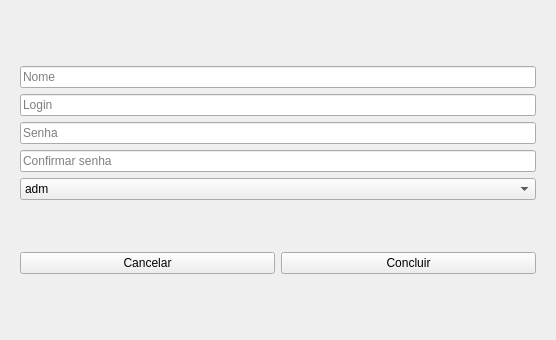
This is App/view/ui/registerEmployee.ui in Senac-SOR-ADS/Gerenciamento-Escolar as Qt 5 draws it before an edit. The edited form follows.
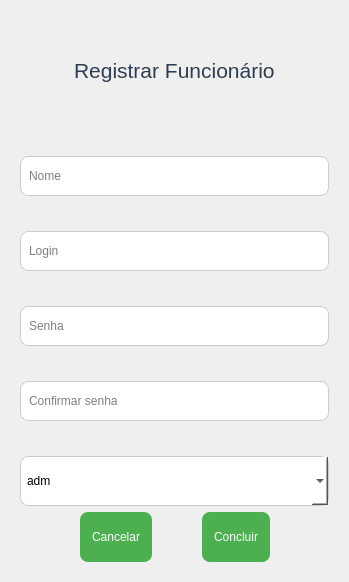
This is the edited form. Icons and pictures are not drawn.

Commit message: fix(tela de registerClass e registerEmployee)

```diff
--- a/App/view/ui/registerEmployee.ui
+++ b/App/view/ui/registerEmployee.ui
@@ -6,21 +6,89 @@
    <rect>
     <x>0</x>
     <y>0</y>
-    <width>556</width>
-    <height>340</height>
+    <width>349</width>
+    <height>582</height>
    </rect>
   </property>
   <property name="windowTitle">
-   <string>Form</string>
+   <string>Cadastrar Funcionário</string>
+  </property>
+  <property name="windowIcon">
+   <iconset>
+    <normaloff>imagens/68045.png</normaloff>imagens/68045.png</iconset>
+  </property>
+  <property name="styleSheet">
+   <string notr="true">QComboBox {
+    border: 1px solid #ccc;
+    border-radius: 8px;
+    padding: 6px;
+    background: white;
+}
+
+QLabel{
+ font-family: &quot;Segoe UI&quot;, &quot;Arial&quot;, sans-serif;
+    font-size: 16px;
+    font-weight: 500;   
+    color: #2c3e50;
+}
+
+QLineEdit, QDateTimeEdit {
+    border: 1px solid #ccc;
+    border-radius: 8px;
+    padding: 6px;
+    background: white;
+}
+
+QLineEdit:focus, QDateTimeEdit:focus {
+    border: 2px solid #4CAF50;
+}
+
+QPushButton {
+    background-color: #4CAF50;
+    color: white;
+    border-radius: 8px;
+    padding: 6px 12px;
+}
+
+QPushButton:hover {
+    background-color: #45a049;
+}
+
+QPushButton:pressed {
+    background-color: #3d8b40;
+}
+</string>
   </property>
   <layout class="QHBoxLayout" name="horizontalLayout_2">
    <item>
     <widget class="QWidget" name="widget" native="true">
-     <layout class="QVBoxLayout" name="verticalLayout_2">
-      <item>
+     <layout class="QGridLayout" name="gridLayout">
+      <item row="0" column="0">
        <layout class="QVBoxLayout" name="verticalLayout">
+        <property name="spacing">
+         <number>35</number>
+        </property>
+        <item alignment="Qt::AlignHCenter">
+         <widget class="QLabel" name="label">
+          <property name="text">
+           <string>&lt;html&gt;&lt;head/&gt;&lt;body&gt;&lt;p&gt;&lt;span style=&quot; font-size:16pt; font-weight:400;&quot;&gt;Registrar Funcionário&lt;/span&gt;&lt;/p&gt;&lt;/body&gt;&lt;/html&gt;</string>
+          </property>
+         </widget>
+        </item>
         <item>
          <widget class="QLineEdit" name="nome">
+          <property name="minimumSize">
+           <size>
+            <width>0</width>
+            <height>40</height>
+           </size>
+          </property>
+          <property name="maximumSize">
+           <size>
+            <width>16777215</width>
+            <height>16777215</height>
+           </size>
+          </property>
           <property name="placeholderText">
            <string>Nome</string>
           </property>
@@ -28,6 +96,12 @@
         </item>
         <item>
          <widget class="QLineEdit" name="login">
+          <property name="minimumSize">
+           <size>
+            <width>0</width>
+            <height>40</height>
+           </size>
+          </property>
           <property name="placeholderText">
            <string>Login</string>
           </property>
@@ -35,6 +109,12 @@
         </item>
         <item>
          <widget class="QLineEdit" name="senha">
+          <property name="minimumSize">
+           <size>
+            <width>0</width>
+            <height>40</height>
+           </size>
+          </property>
           <property name="echoMode">
            <enum>QLineEdit::Password</enum>
           </property>
@@ -45,6 +125,12 @@
         </item>
         <item>
          <widget class="QLineEdit" name="confirmar_senha">
+          <property name="minimumSize">
+           <size>
+            <width>0</width>
+            <height>40</height>
+           </size>
+          </property>
           <property name="echoMode">
            <enum>QLineEdit::Password</enum>
           </property>
@@ -55,6 +141,18 @@
         </item>
         <item>
          <widget class="QComboBox" name="funcionario">
+          <property name="minimumSize">
+           <size>
+            <width>0</width>
+            <height>40</height>
+           </size>
+          </property>
+          <property name="maximumSize">
+           <size>
+            <width>16777215</width>
+            <height>50</height>
+           </size>
+          </property>
           <item>
            <property name="text">
             <string>adm</string>
@@ -74,22 +172,69 @@
         </item>
        </layout>
       </item>
-      <item>
+      <item row="1" column="0">
        <layout class="QHBoxLayout" name="horizontalLayout">
+        <property name="spacing">
+         <number>50</number>
+        </property>
         <item>
+         <spacer name="horizontalSpacer">
+          <property name="orientation">
+           <enum>Qt::Horizontal</enum>
+          </property>
+          <property name="sizeHint" stdset="0">
+           <size>
+            <width>40</width>
+            <height>20</height>
+           </size>
+          </property>
+         </spacer>
+        </item>
+        <item alignment="Qt::AlignHCenter">
          <widget class="QPushButton" name="btn_cancelar">
+          <property name="minimumSize">
+           <size>
+            <width>0</width>
+            <height>50</height>
+           </size>
+          </property>
+          <property name="maximumSize">
+           <size>
+            <width>16777215</width>
+            <height>16777215</height>
+           </size>
+          </property>
           <property name="text">
            <string>Cancelar</string>
           </property>
          </widget>
         </item>
-        <item>
+        <item alignment="Qt::AlignHCenter">
          <widget class="QPushButton" name="btn_concluir">
+          <property name="minimumSize">
+           <size>
+            <width>0</width>
+            <height>50</height>
+           </size>
+          </property>
           <property name="text">
            <string>Concluir</string>
           </property>
          </widget>
         </item>
+        <item>
+         <spacer name="horizontalSpacer_2">
+          <property name="orientation">
+           <enum>Qt::Horizontal</enum>
+          </property>
+          <property name="sizeHint" stdset="0">
+           <size>
+            <width>40</width>
+            <height>20</height>
+           </size>
+          </property>
+         </spacer>
+        </item>
        </layout>
       </item>
      </layout>
```
The commit also changes 2 other files.
